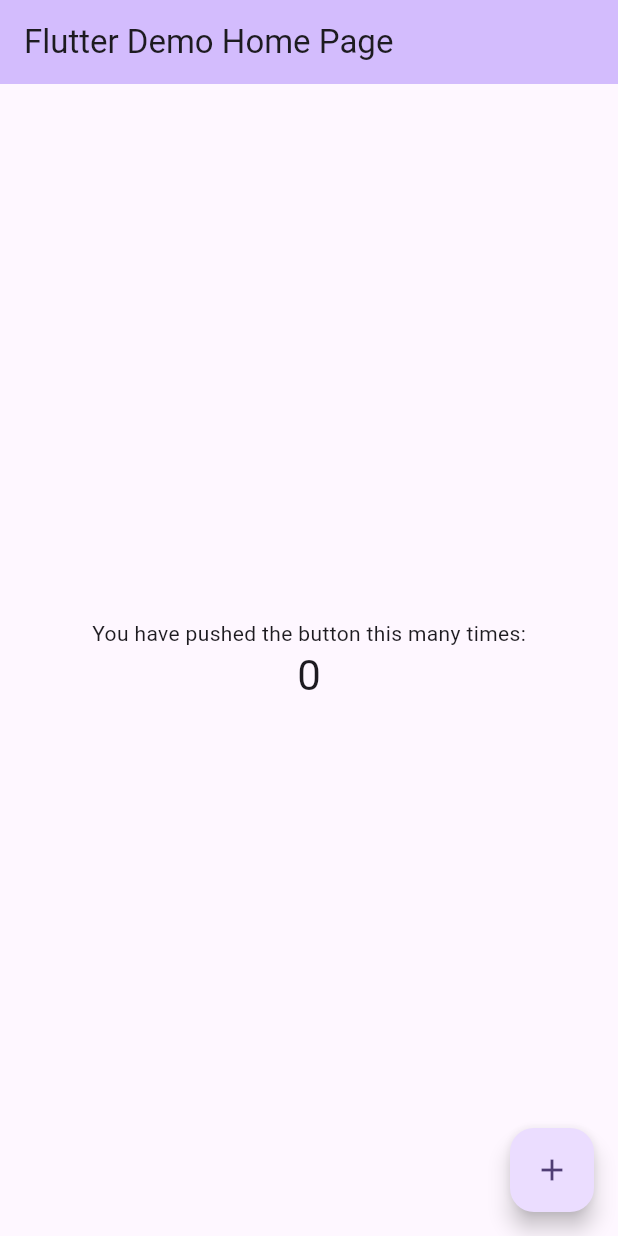
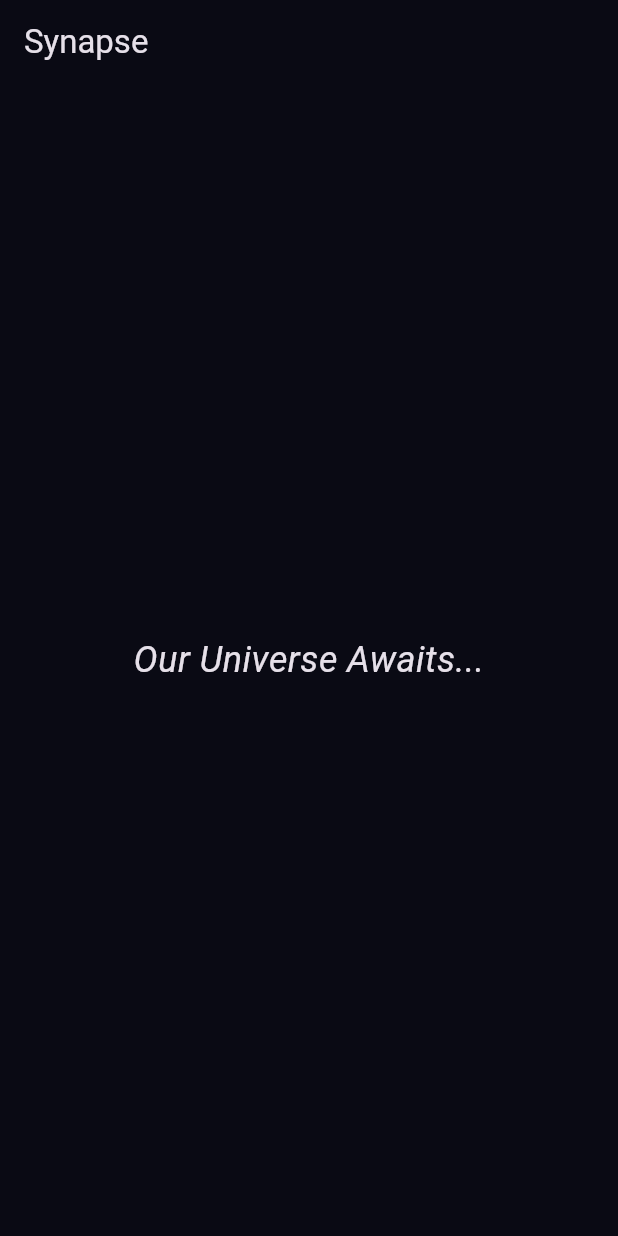
Before and after one commit to H3AD5H0TPlay/synapse, a Flutter app: the screen it shows after launch, on a phone screen of 412 x 824 dp. Run offline on Flutter 3.47's test engine with Material 3 defaults, Android fonts, the phone set to English and light mode, and no system bars.

Commit message:
feat: Remove demo app and create initial Synapse scaffold

```diff
--- a/lib/main.dart
+++ b/lib/main.dart
@@ -1,122 +1,53 @@
+// Import the Flutter Material library, which contains all the standard widgets.
 import 'package:flutter/material.dart';
 
-void main() {
-  runApp(const MyApp());
+// The main function is the starting point for all Flutter apps.
+void main(){
+  runApp(const SynapseApp());
 }
 
-class MyApp extends StatelessWidget {
-  const MyApp({super.key});
+// This is the root widget of the application.
+class SynapseApp extends StatelessWidget {
+  const SynapseApp({super.key});
 
-  // This widget is the root of your application.
   @override
   Widget build(BuildContext context) {
     return MaterialApp(
-      title: 'Flutter Demo',
-      theme: ThemeData(
-        // This is the theme of your application.
-        //
-        // TRY THIS: Try running your application with "flutter run". You'll see
-        // the application has a purple toolbar. Then, without quitting the app,
-        // try changing the seedColor in the colorScheme below to Colors.green
-        // and then invoke "hot reload" (save your changes or press the "hot
-        // reload" button in a Flutter-supported IDE, or press "r" if you used
-        // the command line to start the app).
-        //
-        // Notice that the counter didn't reset back to zero; the application
-        // state is not lost during the reload. To reset the state, use hot
-        // restart instead.
-        //
-        // This works for code too, not just values: Most code changes can be
-        // tested with just a hot reload.
-        colorScheme: ColorScheme.fromSeed(seedColor: Colors.deepPurple),
+      // We remove the debug banner from the top right corner.
+      debugShowCheckedModeBanner: false,
+      // We set the entire app's theme to dark to start our space theme.
+      theme: ThemeData.dark().copyWith(
+        scaffoldBackgroundColor: const Color(0xFF0A0A14), // A deep navy blue for our space
+        appBarTheme: const AppBarTheme(
+          backgroundColor: Colors.transparent, // Make app bar transparent
+          elevation: 0, // Remove shadow
+        ),
       ),
-      home: const MyHomePage(title: 'Flutter Demo Home Page'),
+      // The home property defines what the user sees on the main screen.
+      home: const HomeScreen(),
     );
   }
 }
 
-class MyHomePage extends StatefulWidget {
-  const MyHomePage({super.key, required this.title});
-
-  // This widget is the home page of your application. It is stateful, meaning
-  // that it has a State object (defined below) that contains fields that affect
-  // how it looks.
-
-  // This class is the configuration for the state. It holds the values (in this
-  // case the title) provided by the parent (in this case the App widget) and
-  // used by the build method of the State. Fields in a Widget subclass are
-  // always marked "final".
-
-  final String title;
-
-  @override
-  State<MyHomePage> createState() => _MyHomePageState();
-}
-
-class _MyHomePageState extends State<MyHomePage> {
-  int _counter = 0;
-
-  void _incrementCounter() {
-    setState(() {
-      // This call to setState tells the Flutter framework that something has
-      // changed in this State, which causes it to rerun the build method below
-      // so that the display can reflect the updated values. If we changed
-      // _counter without calling setState(), then the build method would not be
-      // called again, and so nothing would appear to happen.
-      _counter++;
-    });
-  }
+// This widget represents the main screen of our app.
+class HomeScreen extends StatelessWidget {
+  const HomeScreen({super.key});
 
   @override
   Widget build(BuildContext context) {
-    // This method is rerun every time setState is called, for instance as done
-    // by the _incrementCounter method above.
-    //
-    // The Flutter framework has been optimized to make rerunning build methods
-    // fast, so that you can just rebuild anything that needs updating rather
-    // than having to individually change instances of widgets.
+    // Scaffold is a basic page layout widget.
     return Scaffold(
+      // AppBar is the bar at the top of the screen.
       appBar: AppBar(
-        // TRY THIS: Try changing the color here to a specific color (to
-        // Colors.amber, perhaps?) and trigger a hot reload to see the AppBar
-        // change color while the other colors stay the same.
-        backgroundColor: Theme.of(context).colorScheme.inversePrimary,
-        // Here we take the value from the MyHomePage object that was created by
-        // the App.build method, and use it to set our appbar title.
-        title: Text(widget.title),
+        title: const Text('Synapse'),
       ),
-      body: Center(
-        // Center is a layout widget. It takes a single child and positions it
-        // in the middle of the parent.
-        child: Column(
-          // Column is also a layout widget. It takes a list of children and
-          // arranges them vertically. By default, it sizes itself to fit its
-          // children horizontally, and tries to be as tall as its parent.
-          //
-          // Column has various properties to control how it sizes itself and
-          // how it positions its children. Here we use mainAxisAlignment to
-          // center the children vertically; the main axis here is the vertical
-          // axis because Columns are vertical (the cross axis would be
-          // horizontal).
-          //
-          // TRY THIS: Invoke "debug painting" (choose the "Toggle Debug Paint"
-          // action in the IDE, or press "p" in the console), to see the
-          // wireframe for each widget.
-          mainAxisAlignment: MainAxisAlignment.center,
-          children: <Widget>[
-            const Text('You have pushed the button this many times:'),
-            Text(
-              '$_counter',
-              style: Theme.of(context).textTheme.headlineMedium,
-            ),
-          ],
+      // Center widget aligns its child (the Text) to the middle of the screen.
+      body: const Center(
+        child: Text(
+          'Our Universe Awaits...',
+          style: TextStyle(fontSize: 24, fontStyle: FontStyle.italic),
         ),
       ),
-      floatingActionButton: FloatingActionButton(
-        onPressed: _incrementCounter,
-        tooltip: 'Increment',
-        child: const Icon(Icons.add),
-      ), // This trailing comma makes auto-formatting nicer for build methods.
     );
   }
 }
```
